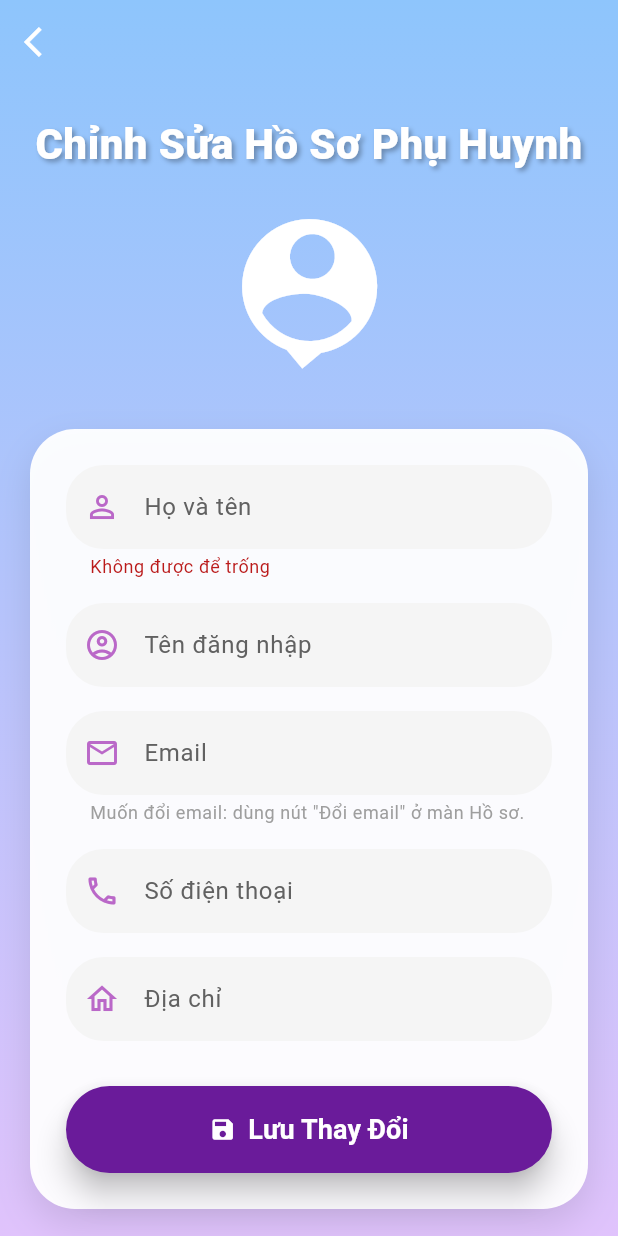
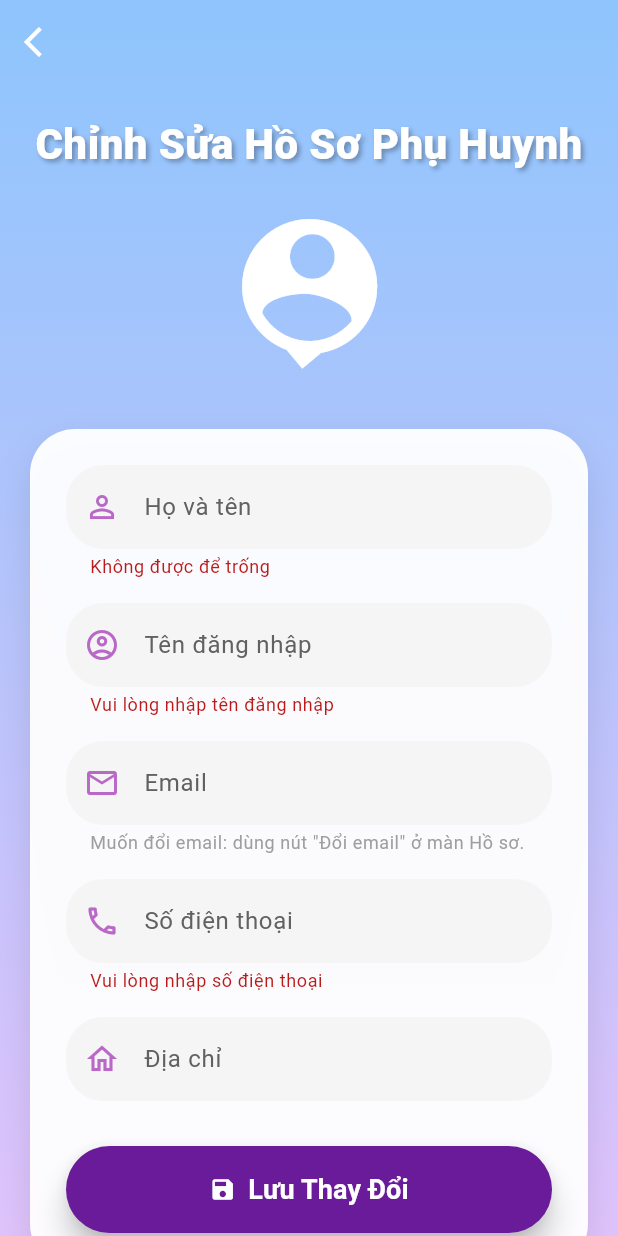
Before and after one commit to tuyen52/ung_dung_giao_duc, a Flutter app: the EditParentScreen screen opened directly, after a tap on "Lưu Thay Đổi", on a phone screen of 412 x 824 dp. Run offline on Flutter 3.47's test engine with Material 3 defaults, Android fonts, the phone set to English and light mode, and no system bars; our stand-ins replace audioplayers, firebase_auth, firebase_core, firebase_database, flutter_animate, google_fonts; accounts and stored records are empty.

Commit message:
giao dien moi nhat

```diff
--- a/Downloads/ung_dung_giao_duc-main-4/lib/screens/edit_parent_screen.dart
+++ b/Downloads/ung_dung_giao_duc-main-4/lib/screens/edit_parent_screen.dart
@@ -1,4 +1,5 @@
 import 'package:flutter/material.dart';
+import 'package:flutter/services.dart'; // Import để sử dụng TextInputFormatter
 import 'package:google_fonts/google_fonts.dart';
 import 'package:firebase_auth/firebase_auth.dart';
 import '../services/user_service.dart';
@@ -65,7 +66,9 @@ class _EditParentScreenState extends State<EditParentScreen> with SingleTickerPr
   }
 
   Future<void> _save() async {
+    // Kích hoạt validation và kiểm tra form
     if (!_formKey.currentState!.validate()) return;
+
     final u = FirebaseAuth.instance.currentUser;
     if (u == null) return;
 
@@ -138,7 +141,7 @@ class _EditParentScreenState extends State<EditParentScreen> with SingleTickerPr
             return SingleChildScrollView(
               child: ConstrainedBox(
                 constraints: BoxConstraints(minHeight: constraints.maxHeight),
-                child: Column( // <- BỎ IntrinsicHeight
+                child: Column(
                   children: [
                     SizedBox(height: MediaQuery.of(context).padding.top + 20),
                     Text(
@@ -149,7 +152,7 @@ class _EditParentScreenState extends State<EditParentScreen> with SingleTickerPr
                         color: Colors.white,
                         shadows: [
                           Shadow(
-                            offset: Offset(2, 2),
+                            offset: const Offset(2, 2),
                             blurRadius: 4.0,
                             color: Colors.black.withOpacity(0.3),
                           ),
@@ -194,13 +197,19 @@ class _EditParentScreenState extends State<EditParentScreen> with SingleTickerPr
                               controller: _nameCtrl,
                               labelText: 'Họ và tên',
                               icon: Icons.person_outline,
-                              validator: (v) => (v == null || v.isEmpty) ? 'Không được để trống' : null,
+                              validator: (v) => (v == null || v.trim().isEmpty) ? 'Không được để trống' : null,
                             ),
                             const SizedBox(height: 16),
                             _buildTextField(
                               controller: _usernameCtrl,
                               labelText: 'Tên đăng nhập',
                               icon: Icons.account_circle_outlined,
+                              validator: (value) {
+                                if (value == null || value.trim().isEmpty) {
+                                  return 'Vui lòng nhập tên đăng nhập';
+                                }
+                                return null;
+                              },
                             ),
                             const SizedBox(height: 16),
                             _buildTextField(
@@ -217,6 +226,22 @@ class _EditParentScreenState extends State<EditParentScreen> with SingleTickerPr
                               labelText: 'Số điện thoại',
                               icon: Icons.phone_outlined,
                               keyboardType: TextInputType.phone,
+                              inputFormatters: [
+                                FilteringTextInputFormatter.digitsOnly,
+                              ],
+                              validator: (value) {
+                                if (value == null || value.trim().isEmpty) {
+                                  return 'Vui lòng nhập số điện thoại';
+                                }
+                                final isDigitsOnly = RegExp(r'^\d+$').hasMatch(value);
+                                if (!isDigitsOnly) {
+                                  return 'Chỉ được phép nhập số';
+                                }
+                                if (value.length < 10) {
+                                  return 'Số điện thoại phải có ít nhất 10 chữ số';
+                                }
+                                return null;
+                              },
                             ),
                             const SizedBox(height: 16),
                             _buildTextField(
@@ -258,8 +283,6 @@ class _EditParentScreenState extends State<EditParentScreen> with SingleTickerPr
                         ),
                       ),
                     ),
-                    // const Spacer(), // <- BỎ Spacer()
-                    // Thêm khoảng trống ở dưới để nội dung không bị dính sát đáy
                     SizedBox(height: MediaQuery.of(context).padding.bottom + 20),
                   ],
                 ),
@@ -286,6 +309,7 @@ class _EditParentScreenState extends State<EditParentScreen> with SingleTickerPr
     bool readOnly = false,
     String? helperText,
     TextInputType keyboardType = TextInputType.text,
+    List<TextInputFormatter>? inputFormatters,
   }) {
     return TextFormField(
       controller: controller,
@@ -293,6 +317,7 @@ class _EditParentScreenState extends State<EditParentScreen> with SingleTickerPr
       enabled: enabled,
       readOnly: readOnly,
       keyboardType: keyboardType,
+      inputFormatters: inputFormatters,
       style: GoogleFonts.balsamiqSans(fontSize: 16),
       decoration: InputDecoration(
         labelText: labelText,
```
